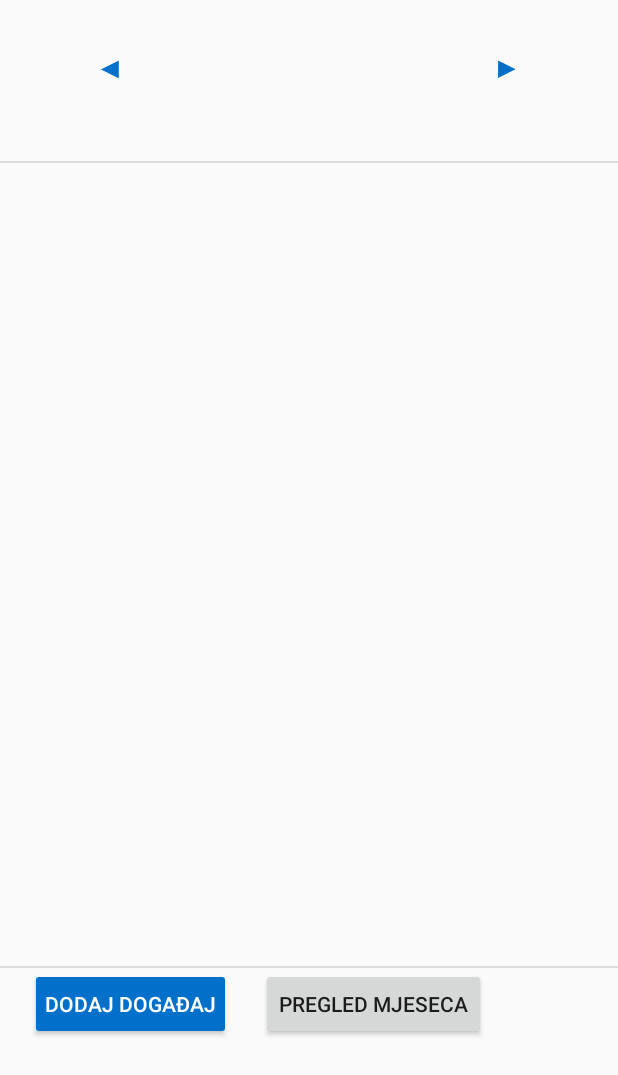
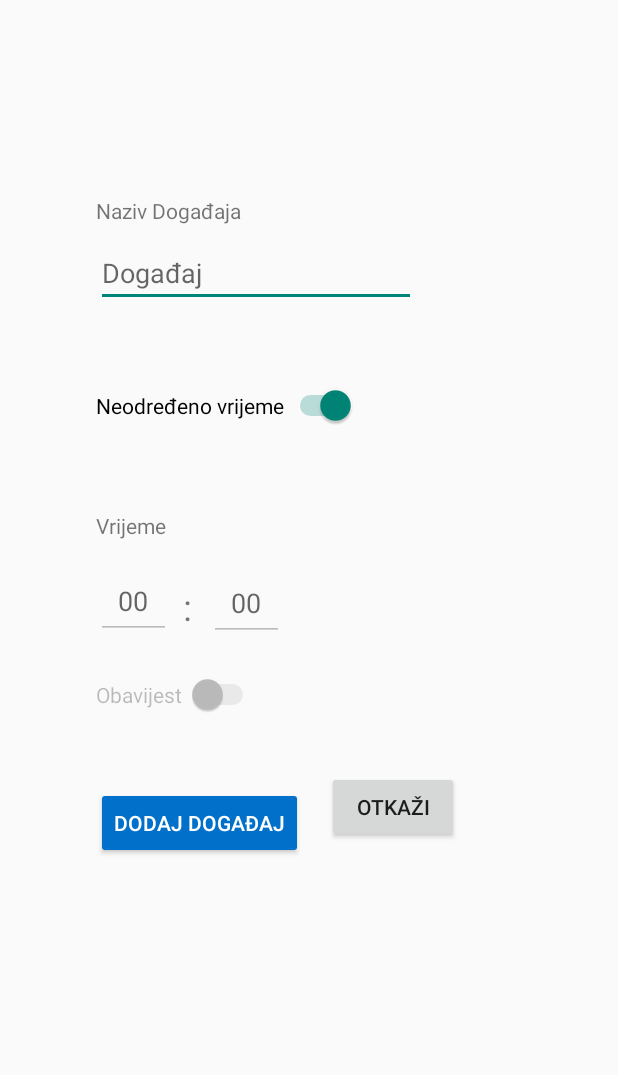
Before and after one commit to lanatodorovski/android-projekt-g3p, an Android app: the DayActivity screen opened directly, with no data from a screen before it, after a tap on "DODAJ DOGAĐAJ", on a phone screen of 412 x 824 dp. Shown: the top 1075 px of the screen. Run offline under Robolectric (Android 15) with nearby library versions, the phone set to English and light mode, and no system bars; 6 statements that could not run were skipped.

Commit message:
new changes to addEventActivity

```diff
--- a/app/src/main/AndroidManifest.xml
+++ b/app/src/main/AndroidManifest.xml
@@ -22,6 +22,7 @@
             </intent-filter>
         </activity>
         <activity android:name=".DayActivity" />
-    </application>
+        <activity android:name=".AddEventActivity" />
+     </application>
 
 </manifest>
--- a/app/src/main/java/com/example/android_projekt_g3p/DayActivity.java
+++ b/app/src/main/java/com/example/android_projekt_g3p/DayActivity.java
@@ -65,13 +65,17 @@ public class DayActivity extends AppCompatActivity {
              addEventbtn.setOnClickListener(new View.OnClickListener() {
                  @Override
                  public void onClick(View v) {
-
+                     Intent intent1 = new Intent(DayActivity.this, AddEventActivity.class);
+                     intent1.putExtra("dan", viewedDate.getDayOfMonth());
+                     intent1.putExtra("mjesec",viewedDate.getMonth().getValue());
+                     intent1.putExtra("godina", viewedDate.getYear());
+                     startActivity(intent1);
                  }
              });
              backToMonthBtn.setOnClickListener(new View.OnClickListener() {
                  @Override
                  public void onClick(View v) {
-
+                    onBackPressed();
                  }
              });
 
--- a/app/src/main/res/layout/add_event_activity.xml
+++ b/app/src/main/res/layout/add_event_activity.xml
@@ -36,13 +36,17 @@
         android:layout_width="wrap_content"
         android:layout_height="wrap_content"
         android:layout_marginTop="44dp"
+        android:checked="true"
         android:text="Neodređeno vrijeme"
+        android:textOff="OFF"
+        android:textOn="ON"
         app:layout_constraintBottom_toBottomOf="parent"
         app:layout_constraintEnd_toEndOf="parent"
         app:layout_constraintHorizontal_bias="0.0"
         app:layout_constraintStart_toStartOf="@+id/editTextText"
         app:layout_constraintTop_toBottomOf="@+id/editTextText"
-        app:layout_constraintVertical_bias="0.014" />
+        app:layout_constraintVertical_bias="0.014"
+        tools:checked="false" />
 
     <TextView
         android:id="@+id/textView10"
```
Also changed, not shown: app/src/main/java/com/example/android_projekt_g3p/AddEventActivity.java (+47 -3 lines).
